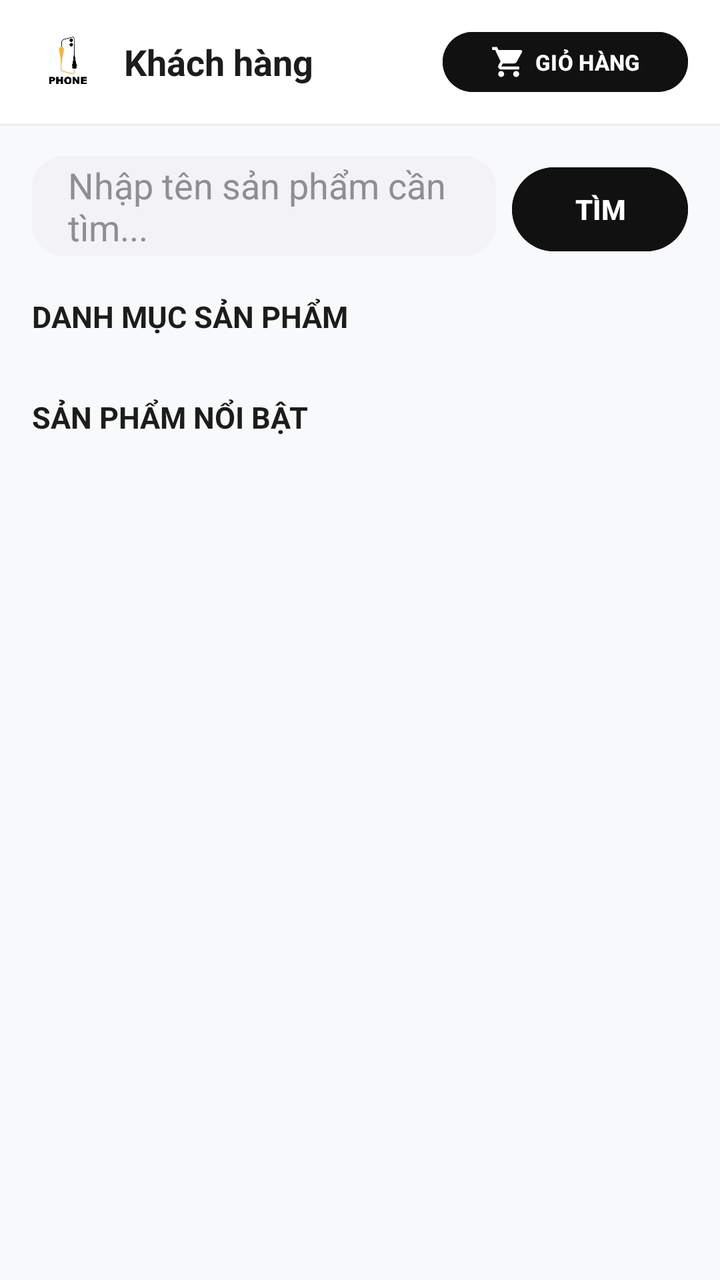
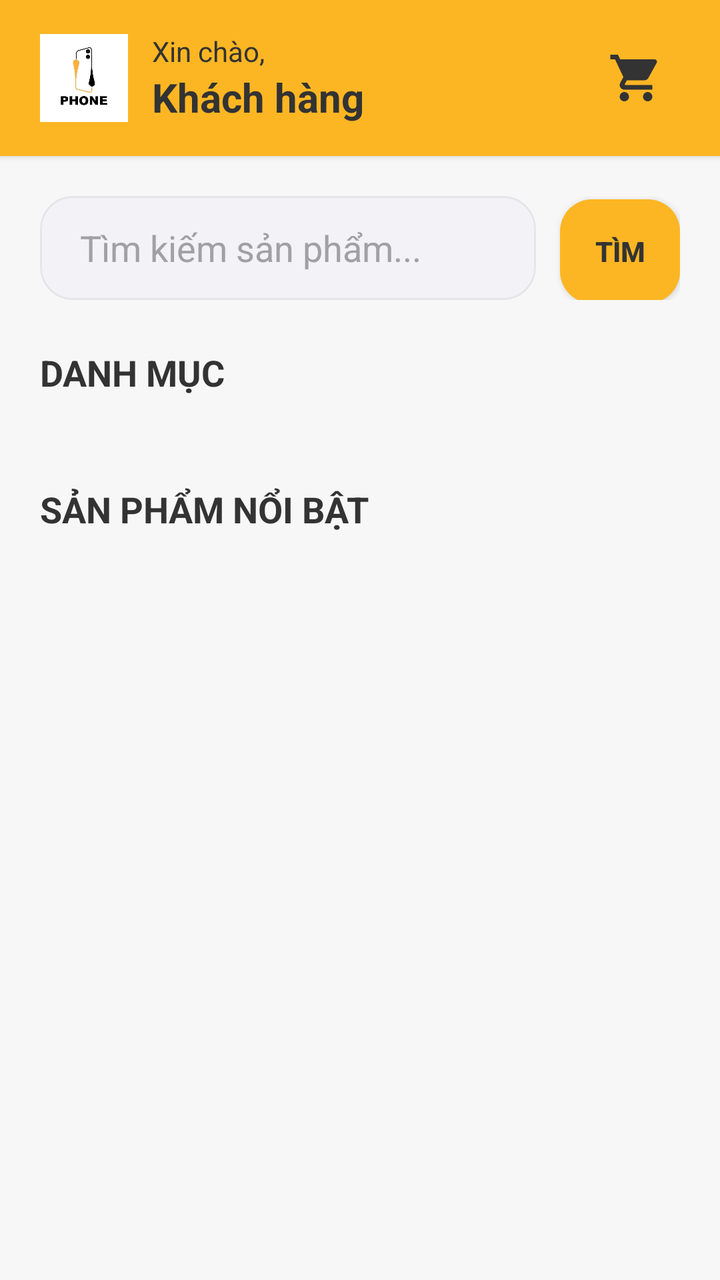

Screens rendered from an Android XML layout before and after an edit, with the pre-edit source and the edit as a unified diff.
<!-- AndroidManifest.xml: application theme Theme.MobileDeviceStoreTDMU -->
<!-- res/layout/fragment_user_home.xml -->
<?xml version="1.0" encoding="utf-8"?>
<LinearLayout xmlns:android="http://schemas.android.com/apk/res/android"
    xmlns:app="http://schemas.android.com/apk/res-auto"
    android:layout_width="match_parent"
    android:layout_height="match_parent"
    android:orientation="vertical"
    android:background="#F8F9FA">

    
    <LinearLayout
        android:layout_width="match_parent"
        android:layout_height="wrap_content"
        android:background="#FFFFFF"
        android:paddingHorizontal="16dp"
        android:paddingVertical="12dp"
        android:orientation="horizontal"
        android:gravity="center_vertical"
        android:elevation="1dp">

        <ImageView
            android:layout_width="36dp"
            android:layout_height="36dp"
            android:src="@drawable/logo"
            android:scaleType="fitCenter"
            android:contentDescription="Logo Store"
            android:layout_marginEnd="10dp" />

        <TextView
            android:id="@+id/tvXinChaoUser"
            android:layout_width="0dp"
            android:layout_height="wrap_content"
            android:layout_weight="1"
            android:text="Khách hàng"
            android:textColor="#1C1C1C"
            android:textSize="18sp"
            android:textStyle="bold" />

        <Button
            android:id="@+id/btnGioHangHeader"
            android:layout_width="wrap_content"
            android:layout_height="38dp"
            android:text="GIỎ HÀNG"
            android:textSize="11sp"
            android:textColor="#FFFFFF"
            android:backgroundTint="#111111"
            android:textStyle="bold"
            app:icon="@drawable/ic_gio_hang"
            app:iconTint="#FFFFFF"
            app:iconPadding="4dp" />

    </LinearLayout>

    <ScrollView
        android:layout_width="match_parent"
        android:layout_height="match_parent">

        <LinearLayout
            android:layout_width="match_parent"
            android:layout_height="wrap_content"
            android:orientation="vertical"
            android:padding="16dp">

            
            <LinearLayout
                android:layout_width="match_parent"
                android:layout_height="wrap_content"
                android:orientation="horizontal"
                android:layout_marginBottom="20dp">

                <EditText
                    android:id="@+id/edtTimKiem"
                    android:layout_width="0dp"
                    android:layout_height="50dp"
                    android:layout_weight="1"
                    android:hint="Nhập tên sản phẩm cần tìm..."
                    android:textColorHint="#8E8E93"
                    android:textColor="#1C1C1C"
                    android:background="@drawable/bg_edittext_modern"
                    android:paddingHorizontal="18dp"
                    android:layout_marginEnd="8dp" />

                <Button
                    android:id="@+id/btnTimKiem"
                    android:layout_width="wrap_content"
                    android:layout_height="50dp"
                    android:text="TÌM"
                    android:textColor="#FFFFFF"
                    android:backgroundTint="#111111"
                    android:textStyle="bold" />

            </LinearLayout>

            <TextView
                android:layout_width="match_parent"
                android:layout_height="wrap_content"
                android:text="DANH MỤC SẢN PHẨM"
                android:textSize="15sp"
                android:textStyle="bold"
                android:textColor="#1C1C1C"
                android:layout_marginBottom="10dp" />

            <androidx.recyclerview.widget.RecyclerView
                android:id="@+id/rvDanhMuc"
                android:layout_width="match_parent"
                android:layout_height="wrap_content"
                android:layout_marginBottom="20dp" />

            <TextView
                android:layout_width="match_parent"
                android:layout_height="wrap_content"
                android:text="SẢN PHẨM NỔI BẬT"
                android:textSize="15sp"
                android:textStyle="bold"
                android:textColor="#1C1C1C"
                android:layout_marginBottom="10dp" />

            <androidx.recyclerview.widget.RecyclerView
                android:id="@+id/rvSanPham"
                android:layout_width="match_parent"
                android:layout_height="wrap_content" />

        </LinearLayout>

    </ScrollView>

</LinearLayout>
<!-- resources referenced by this layout -->
<resources>
  <!-- drawable bg_edittext_modern (drawable) -->
  <?xml version="1.0" encoding="utf-8"?>
  <shape xmlns:android="http://schemas.android.com/apk/res/android"
      android:shape="rectangle">
      <solid android:color="#F2F2F7" />
      <corners android:radius="16dp" />
  </shape>
  <!-- drawable ic_gio_hang (drawable) -->
  <vector xmlns:android="http://schemas.android.com/apk/res/android"
      android:width="24dp" android:height="24dp"
      android:viewportWidth="24" android:viewportHeight="24">
      <path android:fillColor="#000000"
          android:pathData="M7,18c-1.1,0 -1.99,0.9 -1.99,2S5.9,22 7,22s2,-0.9 2,-2 -0.9,-2 -2,-2zM1,2v2h2l3.6,7.59 -1.35,2.45c-0.16,0.28 -0.25,0.61 -0.25,0.96 0,1.1 0.9,2 2,2h12v-2H7.42c-0.14,0 -0.25,-0.11 -0.25,-0.25l0.03,-0.12 0.9,-1.63h7.45c0.75,0 1.41,-0.41 1.75,-1.03l3.58,-6.49c0.08,-0.14 0.12,-0.31 0.12,-0.48 0,-0.55 -0.45,-1 -1,-1H5.21l-0.94,-2H1zM17,18c-1.1,0 -1.99,0.9 -1.99,2s0.89,2 1.99,2 2,-0.9 2,-2 -0.9,-2 -2,-2z"/>
  </vector>
  <!-- drawable logo: jpg bitmap (drawable, 5396 bytes) -->
  <style name="Theme.MobileDeviceStoreTDMU" parent="Base.Theme.MobileDeviceStoreTDMU" />
  <style name="Base.Theme.MobileDeviceStoreTDMU" parent="Theme.Material3.DayNight.NoActionBar">
          
          
      </style>
</resources>

<!-- the commit's change to res/layout/fragment_user_home.xml (unified diff, before → after) -->
@@ -4,88 +4,103 @@
     android:layout_width="match_parent"
     android:layout_height="match_parent"
     android:orientation="vertical"
-    android:background="#F8F9FA">
+    android:background="@color/bg_light">
 
     
     <LinearLayout
         android:layout_width="match_parent"
         android:layout_height="wrap_content"
-        android:background="#FFFFFF"
-        android:paddingHorizontal="16dp"
-        android:paddingVertical="12dp"
+        android:background="@color/primary_yellow"
+        android:paddingHorizontal="20dp"
+        android:paddingVertical="16dp"
         android:orientation="horizontal"
         android:gravity="center_vertical"
-        android:elevation="1dp">
+        android:elevation="2dp">
 
         <ImageView
-            android:layout_width="36dp"
-            android:layout_height="36dp"
+            android:layout_width="44dp"
+            android:layout_height="44dp"
             android:src="@drawable/logo"
             android:scaleType="fitCenter"
             android:contentDescription="Logo Store"
-            android:layout_marginEnd="10dp" />
+            android:layout_marginEnd="12dp" />
 
-        <TextView
-            android:id="@+id/tvXinChaoUser"
+        <LinearLayout
             android:layout_width="0dp"
             android:layout_height="wrap_content"
             android:layout_weight="1"
-            android:text="Khách hàng"
-            android:textColor="#1C1C1C"
-            android:textSize="18sp"
-            android:textStyle="bold" />
+            android:orientation="vertical">
 
-        <Button
+            <TextView
+                android:layout_width="wrap_content"
+                android:layout_height="wrap_content"
+                android:text="Xin chào,"
+                android:textColor="@color/text_on_yellow"
+                android:textSize="14sp" />
+
+            <TextView
+                android:id="@+id/tvXinChaoUser"
+                android:layout_width="wrap_content"
+                android:layout_height="wrap_content"
+                android:text="Khách hàng"
+                android:textColor="@color/text_on_yellow"
+                android:textSize="20sp"
+                android:textStyle="bold" />
+
+        </LinearLayout>
+
+        <ImageView
             android:id="@+id/btnGioHangHeader"
-            android:layout_width="wrap_content"
-            android:layout_height="38dp"
-            android:text="GIỎ HÀNG"
-            android:textSize="11sp"
-            android:textColor="#FFFFFF"
-            android:backgroundTint="#111111"
-            android:textStyle="bold"
-            app:icon="@drawable/ic_gio_hang"
-            app:iconTint="#FFFFFF"
-            app:iconPadding="4dp" />
+            android:layout_width="44dp"
+            android:layout_height="44dp"
+            android:src="@drawable/ic_gio_hang"
+            android:background="?attr/selectableItemBackgroundBorderless"
+            android:padding="8dp"
+            app:tint="@color/primary_black"
+            android:contentDescription="Giỏ hàng" />
 
     </LinearLayout>
 
     <ScrollView
         android:layout_width="match_parent"
-        android:layout_height="match_parent">
+        android:layout_height="match_parent"
+        android:clipToPadding="false"
+        android:paddingBottom="24dp">
 
         <LinearLayout
             android:layout_width="match_parent"
             android:layout_height="wrap_content"
             android:orientation="vertical"
-            android:padding="16dp">
+            android:padding="20dp">
 
             
             <LinearLayout
                 android:layout_width="match_parent"
                 android:layout_height="wrap_content"
                 android:orientation="horizontal"
-                android:layout_marginBottom="20dp">
+                android:layout_marginBottom="24dp">
 
                 <EditText
                     android:id="@+id/edtTimKiem"
                     android:layout_width="0dp"
-                    android:layout_height="50dp"
+                    android:layout_height="52dp"
                     android:layout_weight="1"
-                    android:hint="Nhập tên sản phẩm cần tìm..."
-                    android:textColorHint="#8E8E93"
-                    android:textColor="#1C1C1C"
+                    android:hint="Tìm kiếm sản phẩm..."
+                    android:textColorHint="@color/text_hint"
+                    android:textColor="@color/text_primary"
                     android:background="@drawable/bg_edittext_modern"
-                    android:paddingHorizontal="18dp"
-                    android:layout_marginEnd="8dp" />
+                    android:paddingHorizontal="20dp"
+                    android:layout_marginEnd="12dp"
+                    android:inputType="text"
+                    android:imeOptions="actionSearch" />
 
-                <Button
+                <androidx.appcompat.widget.AppCompatButton
                     android:id="@+id/btnTimKiem"
-                    android:layout_width="wrap_content"
-                    android:layout_height="50dp"
+                    android:layout_width="60dp"
+                    android:layout_height="52dp"
                     android:text="TÌM"
-                    android:textColor="#FFFFFF"
-                    android:backgroundTint="#111111"
+                    android:textColor="@color/text_on_yellow"
+                    android:background="@drawable/bg_btn_primary"
                     android:textStyle="bold" />
 
             </LinearLayout>
@@ -93,31 +108,33 @@
             <TextView
                 android:layout_width="match_parent"
                 android:layout_height="wrap_content"
-                android:text="DANH MỤC SẢN PHẨM"
-                android:textSize="15sp"
+                android:text="DANH MỤC"
+                android:textSize="18sp"
                 android:textStyle="bold"
-                android:textColor="#1C1C1C"
-                android:layout_marginBottom="10dp" />
+                android:textColor="@color/text_primary"
+                android:layout_marginBottom="16dp" />
 
             <androidx.recyclerview.widget.RecyclerView
                 android:id="@+id/rvDanhMuc"
                 android:layout_width="match_parent"
                 android:layout_height="wrap_content"
-                android:layout_marginBottom="20dp" />
+                android:layout_marginBottom="28dp"
+                android:clipToPadding="false" />
 
             <TextView
                 android:layout_width="match_parent"
                 android:layout_height="wrap_content"
                 android:text="SẢN PHẨM NỔI BẬT"
-                android:textSize="15sp"
+                android:textSize="18sp"
                 android:textStyle="bold"
-                android:textColor="#1C1C1C"
-                android:layout_marginBottom="10dp" />
+                android:textColor="@color/text_primary"
+                android:layout_marginBottom="16dp" />
 
             <androidx.recyclerview.widget.RecyclerView
                 android:id="@+id/rvSanPham"
                 android:layout_width="match_parent"
-                android:layout_height="wrap_content" />
+                android:layout_height="wrap_content"
+                android:clipToPadding="false" />
 
         </LinearLayout>
 
<!-- resource entries referenced after the edit -->
@@ -1,11 +1,25 @@
 <!-- resources referenced by this layout -->
 <resources>
+  <color name="bg_light">#F7F7F7</color>
+  <color name="primary_black">#333333</color>
+  <color name="primary_yellow">#FDB623</color>
+  <color name="text_hint">#A0A0A5</color>
+  <color name="text_on_yellow">#333333</color>
+  <color name="text_primary">#333333</color>
+  <!-- drawable bg_btn_primary (drawable) -->
+  <?xml version="1.0" encoding="utf-8"?>
+  <shape xmlns:android="http://schemas.android.com/apk/res/android"
+      android:shape="rectangle">
+      <solid android:color="@color/primary_yellow" />
+      <corners android:radius="16dp" />
+  </shape>
   <!-- drawable bg_edittext_modern (drawable) -->
   <?xml version="1.0" encoding="utf-8"?>
   <shape xmlns:android="http://schemas.android.com/apk/res/android"
       android:shape="rectangle">
-      <solid android:color="#F2F2F7" />
+      <solid android:color="@color/input_bg" />
       <corners android:radius="16dp" />
+      <stroke android:width="1dp" android:color="@color/stroke_light" />
   </shape>
   <!-- drawable ic_gio_hang (drawable) -->
   <vector xmlns:android="http://schemas.android.com/apk/res/android"
@@ -16,6 +30,8 @@
   </vector>
   <!-- drawable logo: jpg bitmap (drawable, 5396 bytes) -->
   <style name="Theme.MobileDeviceStoreTDMU" parent="Base.Theme.MobileDeviceStoreTDMU" />
+  <color name="input_bg">#F2F2F7</color>
+  <color name="stroke_light">#E5E5EA</color>
   <style name="Base.Theme.MobileDeviceStoreTDMU" parent="Theme.Material3.DayNight.NoActionBar">
           
           
